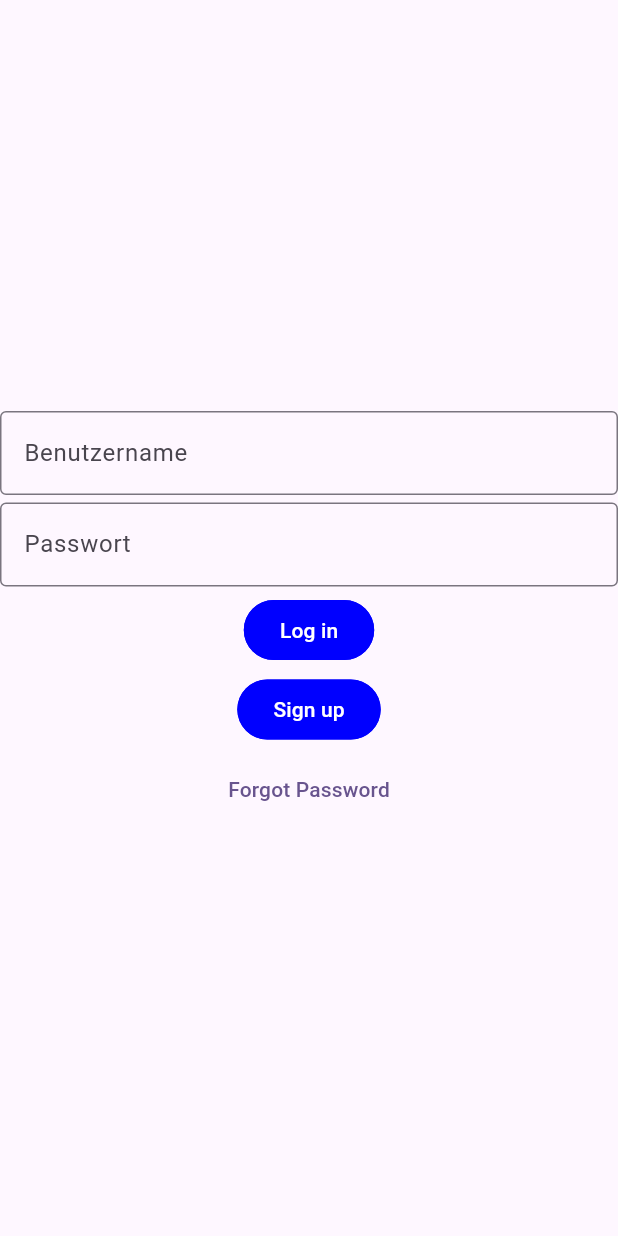
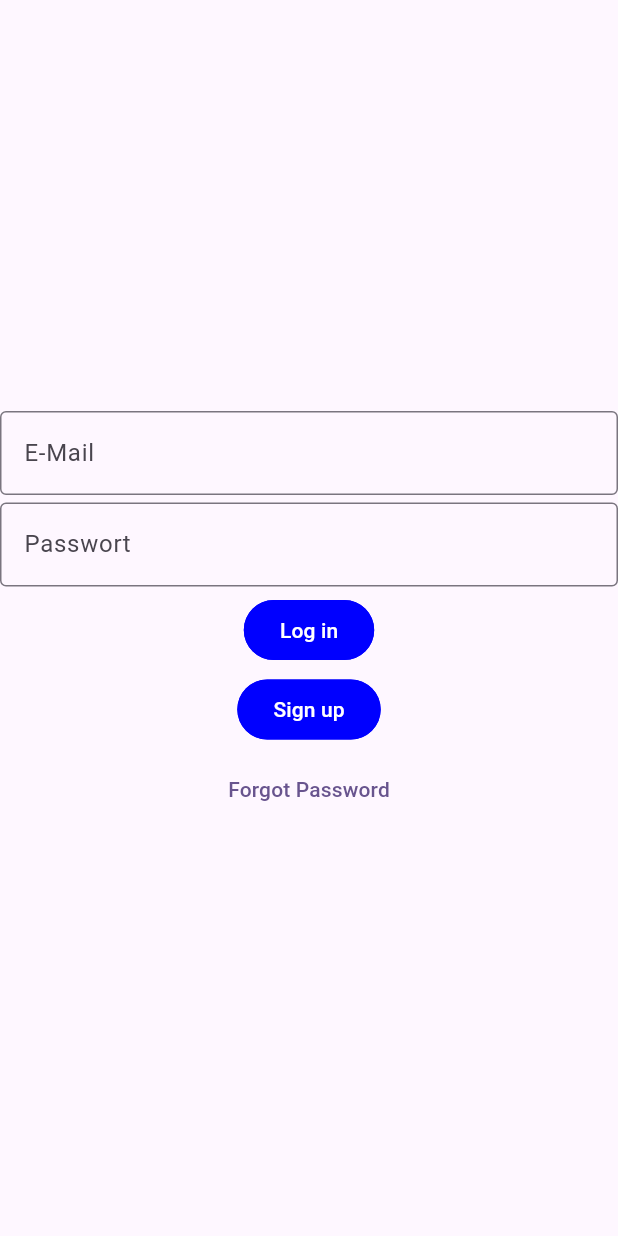
Before and after one commit to laurinstrauss/wordle, a Flutter app: the SignupView screen opened by its route, after a tap on "Log in", on a phone screen of 412 x 824 dp. Run offline on Flutter 3.47's test engine with Material 3 defaults, Android fonts, the phone set to English and light mode, and no system bars; our stand-ins replace firebase_auth, firebase_core; accounts and stored records are empty; generated files the repository leaves out were written again; network calls fail.

Commit message:
implement basic signup, login and logout with firebase

```diff
--- a/lib/main.dart
+++ b/lib/main.dart
@@ -1,4 +1,6 @@
+import 'package:firebase_core/firebase_core.dart';
 import 'package:flutter/material.dart';
+import 'package:wordle/firebase_options.dart';
 import 'package:wordle/themes/ButtonThemes.dart';
 import 'package:wordle/themes/InputThemes.dart';
 import 'package:wordle/views/home/HomeView.dart';
@@ -8,7 +10,9 @@ import 'package:wordle/views/login/LoginView.dart';
 import 'package:wordle/views/login/SignUpView.dart';
 import 'package:wordle/views/login/WelcomeScreen.dart';
 
-void main() {
+void main() async {
+  WidgetsFlutterBinding.ensureInitialized();
+  await Firebase.initializeApp(options: DefaultFirebaseOptions.currentPlatform);
   runApp(const MyApp());
 }
 
--- a/lib/views/login/LoginView.dart
+++ b/lib/views/login/LoginView.dart
@@ -1,3 +1,4 @@
+import 'package:firebase_auth/firebase_auth.dart';
 import 'package:flutter/material.dart';
 
 class LoginView extends StatefulWidget {
@@ -8,6 +9,9 @@ class LoginView extends StatefulWidget {
 }
 
 class LoginViewState extends State<LoginView> {
+  final tec_password = TextEditingController();
+  final tec_mail = TextEditingController();
+
   @override
   Widget build(BuildContext context) {
     return Scaffold(
@@ -17,10 +21,14 @@ class LoginViewState extends State<LoginView> {
           spacing: 5,
           children: [
             TextFormField(
-              decoration: InputDecoration(label: Text('Benutzername')),
+              decoration: InputDecoration(label: Text('E-Mail')),
+              controller: tec_mail,
             ),
-            TextFormField(decoration: InputDecoration(label: Text('Passwort'))),
-            OutlinedButton(onPressed: () => (), child: Text('Log in')),
+            TextFormField(
+              decoration: InputDecoration(label: Text('Passwort')),
+              controller: tec_password,
+            ),
+            OutlinedButton(onPressed: () => login(), child: Text('Log in')),
             OutlinedButton(
               onPressed: () =>
                   Navigator.pushReplacementNamed(context, '/signup'),
@@ -36,4 +44,22 @@ class LoginViewState extends State<LoginView> {
       ),
     );
   }
+
+  Future<User?> login() async {
+    final FirebaseAuth auth = FirebaseAuth.instance;
+    User? user;
+    try {
+      final result = await auth.signInWithEmailAndPassword(
+        email: tec_mail.text,
+        password: tec_password.text,
+      );
+      user = result.user;
+    } catch (ex) {
+      print(ex.toString());
+    }
+    if (user != null) {
+      Navigator.pushNamedAndRemoveUntil(context, '/home', (route) => false);
+    }
+    return user;
+  }
 }
--- a/lib/views/login/SignUpView.dart
+++ b/lib/views/login/SignUpView.dart
@@ -1,3 +1,4 @@
+import 'package:firebase_auth/firebase_auth.dart';
 import 'package:flutter/material.dart';
 
 class SignupView extends StatefulWidget {
@@ -8,6 +9,10 @@ class SignupView extends StatefulWidget {
 }
 
 class SignupViewState extends State<SignupView> {
+  final tec_username = TextEditingController();
+  final tec_password = TextEditingController();
+  final tec_mail = TextEditingController();
+
   @override
   Widget build(BuildContext context) {
     return Scaffold(
@@ -18,10 +23,17 @@ class SignupViewState extends State<SignupView> {
           children: [
             TextFormField(
               decoration: InputDecoration(label: Text('Benutzername')),
+              controller: tec_username,
             ),
-            TextFormField(decoration: InputDecoration(label: Text('E-Mail'))),
-            TextFormField(decoration: InputDecoration(label: Text('Passwort'))),
-            OutlinedButton(onPressed: () => (), child: Text('Sign up')),
+            TextFormField(
+              decoration: InputDecoration(label: Text('E-Mail')),
+              controller: tec_mail,
+            ),
+            TextFormField(
+              decoration: InputDecoration(label: Text('Passwort')),
+              controller: tec_password,
+            ),
+            OutlinedButton(onPressed: () => signup(), child: Text('Sign up')),
             OutlinedButton(
               onPressed: () =>
                   Navigator.pushReplacementNamed(context, '/login'),
@@ -32,4 +44,16 @@ class SignupViewState extends State<SignupView> {
       ),
     );
   }
+
+  Future<User?> signup() async {
+    final FirebaseAuth auth = FirebaseAuth.instance;
+    final result = await auth.createUserWithEmailAndPassword(
+      email: tec_mail.text,
+      password: tec_password.text,
+    );
+    if (result.user != null) {
+      Navigator.pushNamedAndRemoveUntil(context, '/home', (route) => false);
+    }
+    return result.user;
+  }
 }
--- a/pubspec.yaml
+++ b/pubspec.yaml
@@ -11,6 +11,7 @@ dependencies:
     sdk: flutter
   cupertino_icons: ^1.0.8
   firebase_core: ^4.10.0
+  firebase_auth: ^6.5.2
 
 dev_dependencies:
   flutter_test:
```
Also changed, not shown: lib/views/home/HomeView.dart (+9 -1 lines), pubspec.lock.
